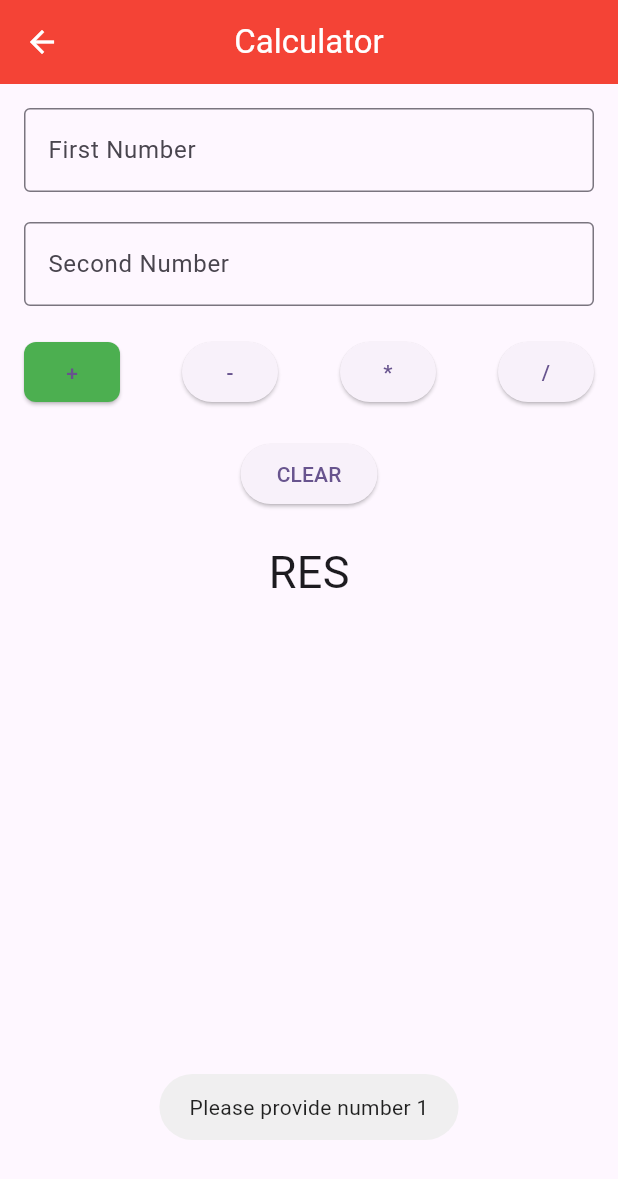
After one commit to abidroid/uoajk_day4, a Flutter app: the SimpleCalculatorScreen screen opened directly, after a tap on an icon or button, on a phone screen of 412 x 824 dp. The commit adds this screen. Shown: the top 1179 px of the screen. Run offline on Flutter 3.47's test engine with Material 3 defaults, Android fonts, the light colour scheme and no system bars; our stand-ins replace fluttertoast.

Commit message:
simple calcu

```diff
--- a/lib/screens/first_screen.dart
+++ b/lib/screens/first_screen.dart
@@ -3,13 +3,16 @@ import 'package:flutter/material.dart';
 import 'package:uoajk_day4/screens/second_screen.dart';
 
 class FirstScreen extends StatelessWidget {
-  const FirstScreen({super.key});
+
+  final String incoming;
+
+  const FirstScreen({super.key, required this.incoming});
 
   @override
   Widget build(BuildContext context) {
     return Scaffold(
       appBar: AppBar(
-        title: Text('First Screen'),
+        title: Text('First Screen $incoming'),
         backgroundColor: Colors.red,
         foregroundColor: Colors.white,
       ),
--- a/lib/screens/landing_screen.dart
+++ b/lib/screens/landing_screen.dart
@@ -4,6 +4,7 @@ import 'package:flutter/material.dart';
 import 'package:uoajk_day4/screens/first_screen.dart';
 import 'package:uoajk_day4/screens/profile_screen.dart';
 import 'package:uoajk_day4/screens/second_screen.dart';
+import 'package:uoajk_day4/screens/simple_calculator_screen.dart';
 
 class LandingScreen extends StatefulWidget {
   const LandingScreen({super.key});
@@ -33,7 +34,7 @@ class _LandingScreenState extends State<LandingScreen> {
             OutlinedButton(onPressed: (){
 
               Navigator.of(context).push(MaterialPageRoute(builder: (context){
-                return FirstScreen();
+                return FirstScreen(incoming: nameC.text,);
               }));
 
             }, child: Text('First Screen')),
@@ -62,7 +63,16 @@ class _LandingScreenState extends State<LandingScreen> {
                 hintText: 'Name',
                 border: OutlineInputBorder()
               ),
-            )
+            ),
+
+            ElevatedButton(onPressed: (){
+
+              Navigator.of(context).push(MaterialPageRoute(builder: (context){
+                return SimpleCalculatorScreen();
+              }));
+
+            }, child: const Text("Open Calculator"))
+
           ],
         ),
       ),
--- /dev/null
+++ b/lib/screens/simple_calculator_screen.dart
@@ -0,0 +1,99 @@
+import 'package:flutter/material.dart';
+import 'package:fluttertoast/fluttertoast.dart';
+
+class SimpleCalculatorScreen extends StatefulWidget {
+  const SimpleCalculatorScreen({super.key});
+
+  @override
+  State<SimpleCalculatorScreen> createState() => _SimpleCalculatorScreenState();
+}
+
+class _SimpleCalculatorScreenState extends State<SimpleCalculatorScreen> {
+
+  String result = 'RES';
+
+  var firstC  = TextEditingController();
+  var secondC = TextEditingController();
+
+  @override
+  Widget build(BuildContext context) {
+    return Scaffold(
+      appBar: AppBar(
+        title: const Text('Calculator'),
+        backgroundColor: Colors.red,
+        foregroundColor: Colors.white,
+        centerTitle: true,
+      ),
+
+      body: Padding(
+        padding: const EdgeInsets.all(16.0),
+        child: Column(
+          spacing: 20,
+          children: [
+            TextField(
+              controller: firstC,
+              keyboardType: TextInputType.number,
+              decoration: InputDecoration(
+                hintText: 'First Number',
+                border: OutlineInputBorder(),
+              ),
+            ),
+            TextField(
+              controller: secondC,
+              keyboardType: TextInputType.number,
+              decoration: InputDecoration(
+                hintText: 'Second Number',
+                border: OutlineInputBorder(),
+              ),
+            ),
+
+            Row(
+              mainAxisAlignment: MainAxisAlignment.spaceBetween,
+              children: [
+                ElevatedButton(
+                  style: ElevatedButton.styleFrom(
+                    backgroundColor: Colors.green,
+                    shape: RoundedRectangleBorder(
+                      borderRadius: BorderRadius.circular(8),
+                    ),
+                  ),
+                  onPressed: () {
+
+                    String num1 = firstC.text.trim();
+
+                    if( num1.isEmpty){
+                      Fluttertoast.showToast(msg: "Please provide number 1");
+                      return;
+                    }
+
+                    String num2 = secondC.text.trim();
+                    if( num2.isEmpty){
+                      Fluttertoast.showToast(msg: "Please provide number 2");
+                      return;
+                    }
+
+                    int n1 = int.parse(num1);
+                    int n2 = int.parse(num2);
+
+
+                    setState(() {
+                      result = "${n1 + n2}";
+                    });
+                  },
+                  child: const Text('+'),
+                ),
+                ElevatedButton(onPressed: () {}, child: const Text('-')),
+                ElevatedButton(onPressed: () {}, child: const Text('*')),
+                ElevatedButton(onPressed: () {}, child: const Text('/')),
+              ],
+            ),
+
+            ElevatedButton(onPressed: () {}, child: const Text("CLEAR")),
+
+            Text(result, style: TextStyle(fontSize: 30),)
+          ],
+        ),
+      ),
+    );
+  }
+}
--- a/pubspec.yaml
+++ b/pubspec.yaml
@@ -34,6 +34,7 @@ dependencies:
   # The following adds the Cupertino Icons font to your application.
   # Use with the CupertinoIcons class for iOS style icons.
   cupertino_icons: ^1.0.8
+  fluttertoast: ^8.2.12
 
 dev_dependencies:
   flutter_test:
```
Also changed, not shown: pubspec.lock.
